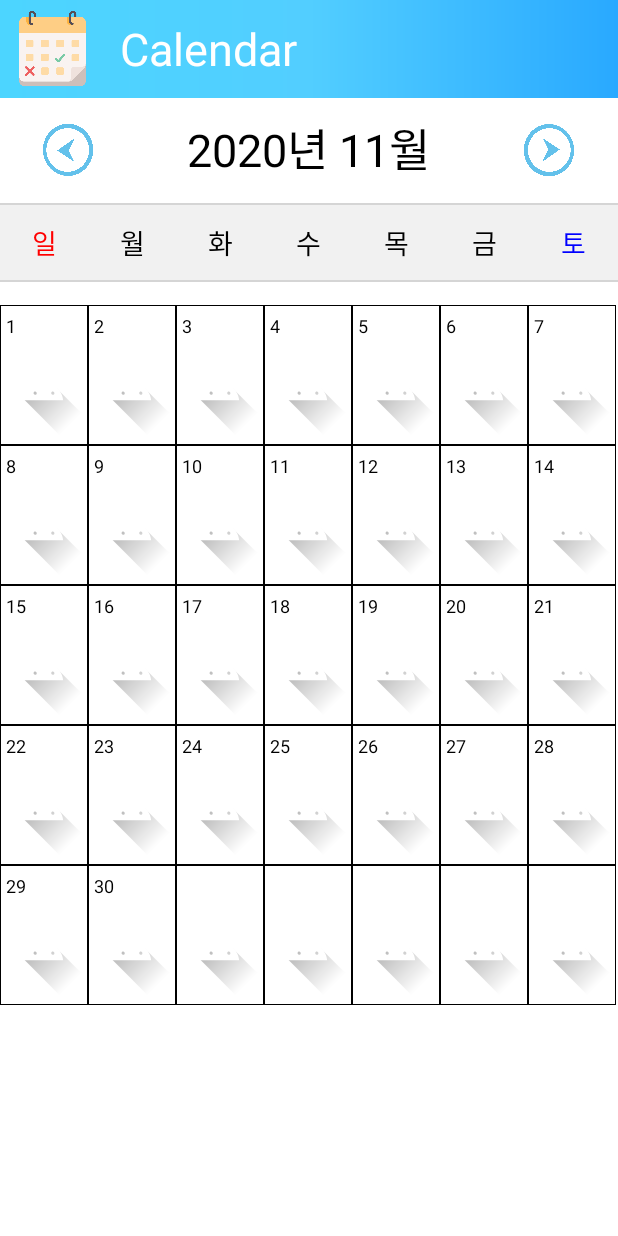
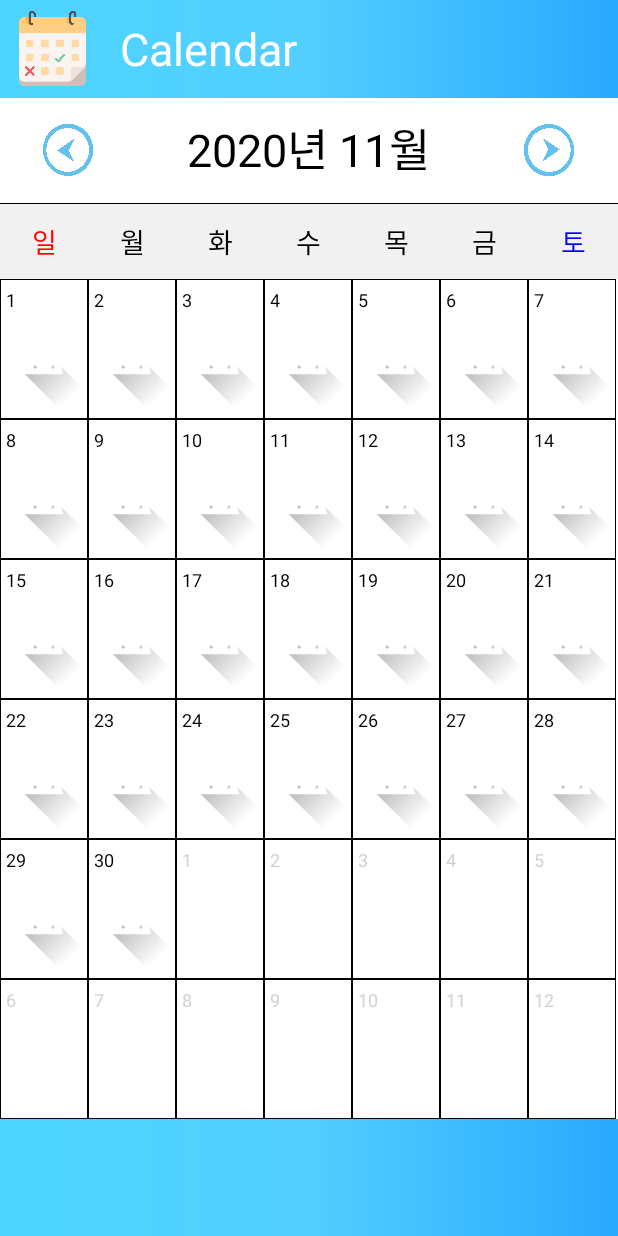
Before and after one commit to dmrkp77/project2_broWithSJ, an Android app: the CalendarActivity screen opened directly, with no data from a screen before it, on a phone screen of 412 x 824 dp. Run offline under Robolectric (Android 15) with nearby library versions, the phone set to English and light mode, and no system bars.

Commit message:
달력 디자인 변경, 기능 변경 - 달력 기능 중 더블 클릭 시 화면 변경 기능 삭제, CalendarSelectedData 파일 삭제 - 달력 표시 6줄로 고정 + 비어있는 칸에 이전 달, 다음 달 날짜만 표시되도록 변경 - 현재 달에 해당되는 날짜만 이미지가 표시되도록 조정 - 표시 변경에 따른 class 파일 조정 (calendar 폴더 전부 수정)

```diff
--- a/app/src/main/AndroidManifest.xml
+++ b/app/src/main/AndroidManifest.xml
@@ -16,7 +16,6 @@
         <activity android:name=".main.SurveyActivity" />
         <activity android:name=".login.RegisterActivity" />
         <activity android:name=".calendar.CalendarActivity"/>
-        <activity android:name=".calendar.CalendarSelectedData"/>
         <activity android:name=".login.LoginActivity">
             <intent-filter>
                 <action android:name="android.intent.action.MAIN" />
--- a/app/src/main/java/com/project2/bodycheck/calendar/CalendarActivity.java
+++ b/app/src/main/java/com/project2/bodycheck/calendar/CalendarActivity.java
@@ -44,6 +44,12 @@ public class CalendarActivity extends Activity {
     private int current_year;
     private int current_month;
 
+    private int temp_set_year;
+    private int temp_set_month;
+
+    private int prev_count;
+    private int next_count;
+
     @Override
     protected void onCreate(@Nullable Bundle savedInstanceState) {
         super.onCreate(savedInstanceState);
@@ -76,22 +82,32 @@ public class CalendarActivity extends Activity {
         //이번달 1일 요일 판단
         mCal.set(Integer.parseInt(curYearFormat.format(date)), Integer.parseInt(curMonthFormat.format(date)) - 1, 1);
 
+        current_year = mCal.get(Calendar.YEAR);
+        current_month = mCal.get(Calendar.MONTH);
+
+        temp_set_year = current_year;
+        temp_set_month = current_month;
+        if(temp_set_month == 0) {
+            temp_set_year -= 1;
+            temp_set_month = 11;
+        }
+        else { temp_set_month -= 1; }
+        mCal.set(temp_set_year, temp_set_month, 1);
+        prev_count = mCal.getActualMaximum(Calendar.DAY_OF_MONTH);
+        mCal.set(current_year, current_month, 1);
+
         int dayNum = mCal.get(Calendar.DAY_OF_WEEK);
         //1일, 요일 매칭 시키기 위해 공백 추가
         for(int i = 1; i < dayNum; i++) {
-            myGridAdapter.addItem(new CalendarGridViewData("", ""));
+            int temp = prev_count - dayNum + i + 1;
+            String index = String.valueOf(temp);
+            myGridAdapter.addItem(new CalendarGridViewData(index, "0", "0"));
             check_count += 1;
             blank_count += 1;
         }
 
-        current_year = mCal.get(Calendar.YEAR);
-        current_month = mCal.get(Calendar.MONTH);
-
         //1일 부터 날짜 추가
         setCalendarDate(current_month + 1);
-
-        //일자 클릭 시 이벤트
-        gridView.setOnItemClickListener(new GridViewItemClickListener());
 
         //왼쪽 버튼
         moveLeft.setOnClickListener(new View.OnClickListener() {
@@ -108,9 +124,22 @@ public class CalendarActivity extends Activity {
                 else { current_month -= 1; }
                 mCal.set(current_year, current_month, 1);
 
+                temp_set_year = current_year;
+                temp_set_month = current_month;
+                if(temp_set_month == 0) {
+                    temp_set_year -= 1;
+                    temp_set_month = 11;
+                }
+                else { temp_set_month -= 1; }
+                mCal.set(temp_set_year, temp_set_month, 1);
+                prev_count = mCal.getActualMaximum(Calendar.DAY_OF_MONTH);
+                mCal.set(current_year, current_month, 1);
+
                 int dayNum = mCal.get(Calendar.DAY_OF_WEEK);
                 for(int i = 1; i < dayNum; i++) {
-                    myGridAdapter.addItem(new CalendarGridViewData("", ""));
+                    int temp = prev_count - dayNum + i + 1;
+                    String index = String.valueOf(temp);
+                    myGridAdapter.addItem(new CalendarGridViewData(index, "0", "0"));
                     check_count += 1;
                     blank_count += 1;
                 }
@@ -131,6 +160,7 @@ public class CalendarActivity extends Activity {
                 myGridAdapter.clear();
                 check_count = 0;
                 blank_count = 0;
+                prev_count = mCal.getActualMaximum(Calendar.DAY_OF_MONTH);
 
                 if(current_month == 11) {
                     current_year += 1;
@@ -141,7 +171,9 @@ public class CalendarActivity extends Activity {
 
                 int dayNum = mCal.get(Calendar.DAY_OF_WEEK);
                 for(int i = 1; i < dayNum; i++) {
-                    myGridAdapter.addItem(new CalendarGridViewData("", ""));
+                    int temp = prev_count - dayNum + i + 1;
+                    String index = String.valueOf(temp);
+                    myGridAdapter.addItem(new CalendarGridViewData(index, "0", "0"));
                     check_count += 1;
                     blank_count += 1;
                 }
@@ -156,30 +188,6 @@ public class CalendarActivity extends Activity {
         });
     }
 
-    //화면 돌아올 시 수행
-    @Override
-    protected void onResume() {
-        super.onResume();
-
-        myGridAdapter.clear();
-        check_count = 0;
-        blank_count = 0;
-        String temp_year = String.valueOf(current_year);
-        String temp_month;
-        if(current_month < 9) { temp_month = "0" + String.valueOf(current_month + 1); }
-        else { temp_month = String.valueOf(current_month + 1); }
-        searchText = temp_year + temp_month;
-
-        int dayNum = mCal.get(Calendar.DAY_OF_WEEK);
-        for(int i = 1; i < dayNum; i++) {
-            myGridAdapter.addItem(new CalendarGridViewData("", ""));
-            check_count += 1;
-            blank_count += 1;
-        }
-        setCalendarDate(mCal.get(Calendar.MONTH) + 1);
-        selectedPos = -1;
-    }
-
     private String tempText;
 
     //해당 월에 표시할 일 수 계산
@@ -191,53 +199,15 @@ public class CalendarActivity extends Activity {
             searchData(tempText, String.valueOf(i + 1));
             check_count += 1;
         }
-
+        next_count = 1;
         //빈칸 채우기용
-        if(check_count > 35) {
-            for(int i = check_count; i < 42; i++) {
-                myGridAdapter.addItem(new CalendarGridViewData("", ""));
-                check_count += 1;
-            }
-        }
-        else if(check_count < 35) {
-            for(int i = check_count; i < 35; i++) {
-                myGridAdapter.addItem(new CalendarGridViewData("", ""));
-                check_count += 1;
-            }
+        for(int i = check_count; i < 42; i++) {
+            String index = String.valueOf(next_count);
+            myGridAdapter.addItem(new CalendarGridViewData(index, "0", "0"));
+            check_count += 1;
+            next_count += 1;
         }
         check_count = 0;
-    }
-
-    //초기 선택 값(NULL)
-    private int selectedPos = -1;
-    //달력 일자 선택시 이벤트
-    private class GridViewItemClickListener implements AdapterView.OnItemClickListener {
-        @Override
-        public void onItemClick(AdapterView<?> parent, View view, int position, long id) {
-            //더블 클릭 시 전환
-            if(selectedPos == position) {
-                int temp = selectedPos - blank_count + 1;
-                if(temp >= 1 && temp <= mCal.getActualMaximum(Calendar.DAY_OF_MONTH)) {
-                    Intent intent = new Intent(getApplicationContext(), CalendarSelectedData.class);
-
-                    String day;
-                    if(temp < 10) { day = "0" + String.valueOf(temp); }
-                    else { day = String.valueOf(temp); }
-
-                    String temp_year = String.valueOf(current_year);
-                    String temp_month;
-                    if(current_month < 9) { temp_month = "0" + String.valueOf(current_month + 1); }
-                    else { temp_month = String.valueOf(current_month + 1); }
-
-                    intent.putExtra("year", temp_year);
-                    intent.putExtra("month", temp_month);
-                    intent.putExtra("day", day);
-
-                    startActivity(intent);
-                }
-            }
-            selectedPos = position;
-        }
     }
 
     private int textViewCount = -1;
@@ -248,13 +218,13 @@ public class CalendarActivity extends Activity {
         Cursor cursor = db.searchData(text);
 
         textViewCount = 0;
-        tempImage = "0";
+        tempImage = "1";
 
         if(cursor.getCount() == 0) {//Toast.makeText(CalendarActivity.this, "저장된 정보가 없습니다.", Toast.LENGTH_SHORT).show();} else {
             while(cursor.moveToNext()) { tempImage = cursor.getString(2); }
         }
 
-        myGridAdapter.addItem(new CalendarGridViewData(index, tempImage));
+        myGridAdapter.addItem(new CalendarGridViewData(index, "1", tempImage));
         myGridAdapter.notifyDataSetChanged();
     }
 }
--- a/app/src/main/java/com/project2/bodycheck/calendar/CalendarGridViewAdapter.java
+++ b/app/src/main/java/com/project2/bodycheck/calendar/CalendarGridViewAdapter.java
@@ -31,7 +31,7 @@ public class CalendarGridViewAdapter extends BaseAdapter {
         if(convertView == null) { itemView = new CalendarGridViewItem(myContext, myData.get(position)); }
         else { itemView = (CalendarGridViewItem)convertView; }
 
-        itemView.setDay(myData.get(position).getDay());
+        itemView.setDay(myData.get(position).getDay(), myData.get(position).getDayColor());
         itemView.setMyImage(myData.get(position).getImage());
 
         return itemView;
--- a/app/src/main/java/com/project2/bodycheck/calendar/CalendarGridViewData.java
+++ b/app/src/main/java/com/project2/bodycheck/calendar/CalendarGridViewData.java
@@ -3,13 +3,16 @@ package com.project2.bodycheck.calendar;
 public class CalendarGridViewData {
 
     private String day;
+    private String dayColor;
     private String image;
 
-    public CalendarGridViewData(String day, String image) {
+    public CalendarGridViewData(String day, String dayColor, String image) {
         this.day = day;
+        this.dayColor = dayColor;
         this.image = image;
     }
 
     public String getDay() { return day; }
+    public String getDayColor() { return  dayColor; }
     public String getImage() { return image; }
 }
--- a/app/src/main/java/com/project2/bodycheck/calendar/CalendarGridViewItem.java
+++ b/app/src/main/java/com/project2/bodycheck/calendar/CalendarGridViewItem.java
@@ -23,9 +23,19 @@ public class CalendarGridViewItem extends LinearLayout {
         myImage = findViewById(R.id.calendar_item_image);
     }
 
-    public void setDay(String day) { myDay.setText(day); }
+    public void setDay(String day, String color) {
+        if(color.equals("0")) {
+            myDay.setText(day);
+            myDay.setTextColor(0x99B4B4B4);
+        }
+        else if(color.equals("1")) {
+            myDay.setText(day);
+            myDay.setTextColor(0xFF000000);
+        }
+    }
 
     public void setMyImage(String image) {
-        if(image.equals("0")) { myImage.setBackgroundResource(R.drawable.ic_launcher_foreground); }
+        if(image.equals("1")) { myImage.setBackgroundResource(R.drawable.ic_launcher_foreground); }
+        else { myImage.setBackgroundResource(0); }
     }
 }
--- a/app/src/main/res/layout/calendar.xml
+++ b/app/src/main/res/layout/calendar.xml
@@ -71,9 +71,9 @@
     <LinearLayout
         android:layout_marginTop="10dp"
         android:layout_width="match_parent"
-        android:layout_height="1dp"
+        android:layout_height="0.5dp"
         android:orientation="vertical"
-        android:background="#D5D5D5"/>
+        android:background="@color/colorBlack"/>
 
     <LinearLayout
         android:layout_width="match_parent"
@@ -147,20 +147,19 @@
     </LinearLayout>
 
     <LinearLayout
+        android:background="@drawable/gradient_blue"
         android:layout_width="match_parent"
-        android:layout_height="1dp"
-        android:orientation="vertical"
-        android:background="#D5D5D5"/>
+        android:layout_height="match_parent"
+        android:orientation="vertical">
 
-    <GridView
-        android:layout_marginTop="15dp"
-        android:id="@+id/gridview"
-        android:layout_weight="1"
-        android:layout_width="match_parent"
-        android:layout_height="0dp"
-        android:numColumns="7"
-        android:listSelector="#ECECEC">
+        <GridView
+            android:background="@color/colorWhite"
+            android:id="@+id/gridview"
+            android:layout_width="match_parent"
+            android:layout_height="wrap_content"
+            android:numColumns="7"
+            android:listSelector="#ECECEC"/>
 
-    </GridView>
+    </LinearLayout>
 
 </LinearLayout>
--- a/app/src/main/res/layout/calendar_item.xml
+++ b/app/src/main/res/layout/calendar_item.xml
@@ -28,8 +28,7 @@
             android:id="@+id/calendar_item_image"
             android:layout_margin="4dp"
             android:layout_width="60dp"
-            android:layout_height="60dp"
-            android:background="@drawable/ic_launcher_foreground"/>
+            android:layout_height="60dp"/>
 
     </LinearLayout>
 
```
Also changed, not shown: app/src/main/java/com/project2/bodycheck/calendar/CalendarSelectedData.java (deleted, +0 -16 lines).
